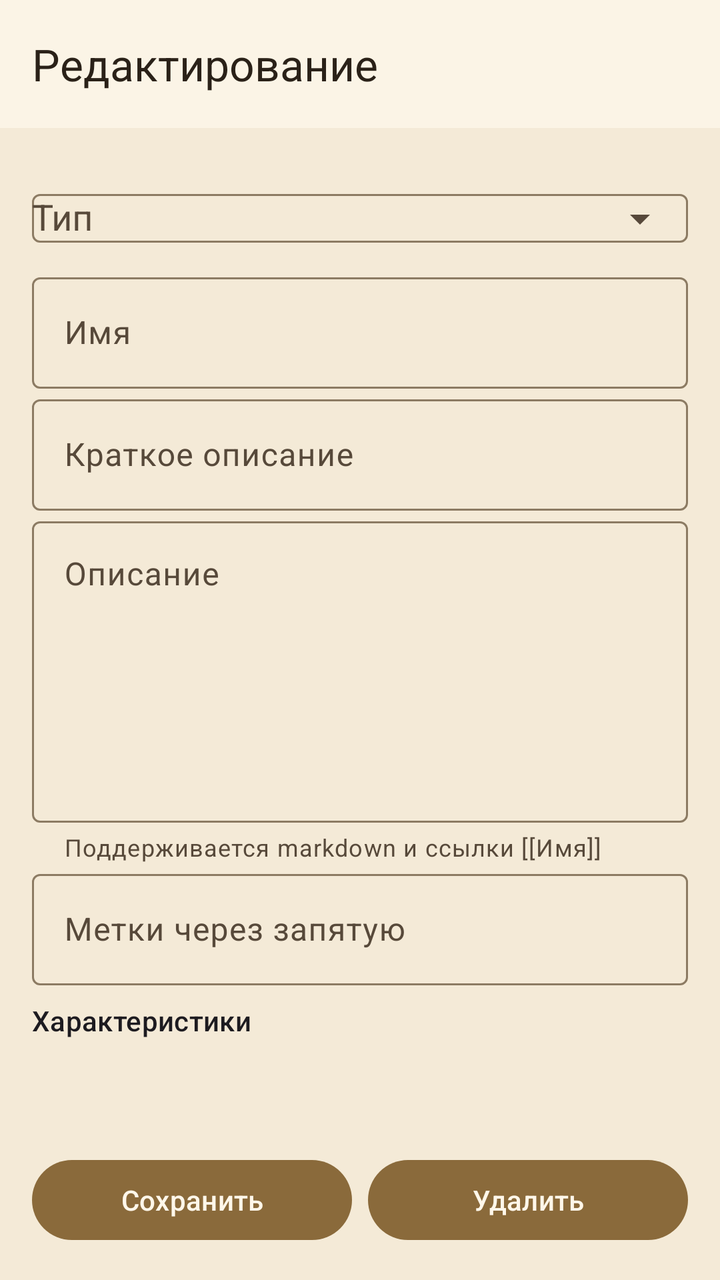
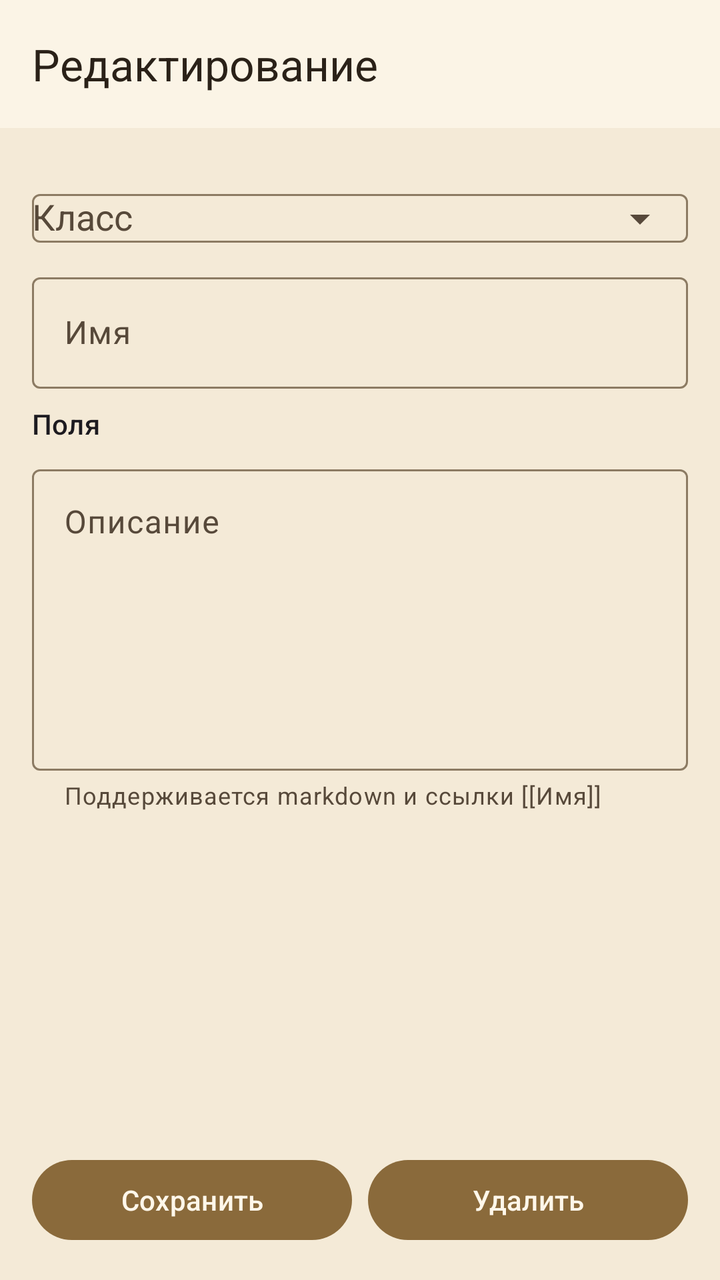

Screens rendered from an Android XML layout before and after an edit, with the pre-edit source and the edit as a unified diff.
<!-- AndroidManifest.xml: application theme Theme.DnDMemory -->
<!-- res/layout/activity_entity_edit.xml -->
<?xml version="1.0" encoding="utf-8"?>
<LinearLayout xmlns:android="http://schemas.android.com/apk/res/android"
    xmlns:app="http://schemas.android.com/apk/res-auto"
    android:layout_width="match_parent"
    android:layout_height="match_parent"
    android:orientation="vertical">

    <com.google.android.material.appbar.MaterialToolbar
        style="@style/Widget.DnDMemory.Toolbar"
        android:id="@+id/entity_edit_toolbar"
        android:layout_width="match_parent"
        android:layout_height="?attr/actionBarSize"
        app:title="@string/entity_edit_title_edit" />

    <androidx.core.widget.NestedScrollView
        android:layout_width="match_parent"
        android:layout_height="0dp"
        android:layout_weight="1">

        <LinearLayout
            android:layout_width="match_parent"
            android:layout_height="wrap_content"
            android:orientation="vertical"
            android:padding="16dp">

            <com.google.android.material.textfield.TextInputLayout
                android:layout_width="match_parent"
                android:layout_height="wrap_content"
                android:hint="@string/entity_edit_type"
                app:endIconMode="dropdown_menu">

                <com.google.android.material.textfield.MaterialAutoCompleteTextView
                    android:id="@+id/entity_edit_type"
                    android:layout_width="match_parent"
                    android:layout_height="wrap_content"
                    android:inputType="none" />
            </com.google.android.material.textfield.TextInputLayout>

            <com.google.android.material.textfield.TextInputLayout
                android:layout_width="match_parent"
                android:layout_height="wrap_content"
                android:hint="@string/entity_edit_name">

                <com.google.android.material.textfield.TextInputEditText
                    android:id="@+id/entity_edit_name_input"
                    android:layout_width="match_parent"
                    android:layout_height="wrap_content"
                    android:inputType="textCapSentences"
                    android:maxLines="1" />
            </com.google.android.material.textfield.TextInputLayout>

            <com.google.android.material.textfield.TextInputLayout
                android:layout_width="match_parent"
                android:layout_height="wrap_content"
                android:hint="@string/entity_edit_summary">

                <com.google.android.material.textfield.TextInputEditText
                    android:id="@+id/entity_edit_summary_input"
                    android:layout_width="match_parent"
                    android:layout_height="wrap_content"
                    android:inputType="textCapSentences"
                    android:maxLines="2" />
            </com.google.android.material.textfield.TextInputLayout>

            <com.google.android.material.textfield.TextInputLayout
                android:layout_width="match_parent"
                android:layout_height="wrap_content"
                android:hint="@string/entity_edit_description"
                app:helperText="@string/entity_edit_description_hint">

                <com.google.android.material.textfield.TextInputEditText
                    android:id="@+id/entity_edit_description_input"
                    android:layout_width="match_parent"
                    android:layout_height="wrap_content"
                    android:gravity="top"
                    android:inputType="textMultiLine"
                    android:minLines="6" />
            </com.google.android.material.textfield.TextInputLayout>

            <com.google.android.material.textfield.TextInputLayout
                android:layout_width="match_parent"
                android:layout_height="wrap_content"
                android:hint="@string/entity_edit_tags">

                <com.google.android.material.textfield.TextInputEditText
                    android:id="@+id/entity_edit_tags_input"
                    android:layout_width="match_parent"
                    android:layout_height="wrap_content"
                    android:inputType="text"
                    android:maxLines="1" />
            </com.google.android.material.textfield.TextInputLayout>

            <TextView
                android:layout_width="match_parent"
                android:layout_height="wrap_content"
                android:layout_marginTop="8dp"
                android:text="@string/entity_detail_attrs"
                android:textAppearance="?attr/textAppearanceTitleSmall" />

            <LinearLayout
                android:id="@+id/entity_edit_attrs"
                android:layout_width="match_parent"
                android:layout_height="wrap_content"
                android:orientation="vertical" />
        </LinearLayout>
    </androidx.core.widget.NestedScrollView>

    <LinearLayout
        android:layout_width="match_parent"
        android:layout_height="wrap_content"
        android:orientation="horizontal"
        android:padding="16dp">

        <com.google.android.material.button.MaterialButton
            android:id="@+id/entity_edit_save"
            android:layout_width="0dp"
            android:layout_height="wrap_content"
            android:layout_weight="1"
            android:text="@string/action_save" />

        <com.google.android.material.button.MaterialButton
            android:id="@+id/entity_edit_delete"
            android:layout_width="0dp"
            android:layout_height="wrap_content"
            android:layout_weight="1"
            android:layout_marginStart="8dp"
            android:text="@string/action_delete" />
    </LinearLayout>

    <ProgressBar
        android:id="@+id/entity_edit_progress"
        android:layout_width="wrap_content"
        android:layout_height="wrap_content"
        android:layout_gravity="center_horizontal"
        android:visibility="gone" />
</LinearLayout>
<!-- resources referenced by this layout -->
<resources>
  <string name="action_delete">Удалить</string>
  <string name="action_save">Сохранить</string>
  <string name="entity_detail_attrs">Характеристики</string>
  <string name="entity_edit_description">Описание</string>
  <string name="entity_edit_description_hint">Поддерживается markdown и ссылки [[Имя]]</string>
  <string name="entity_edit_name">Имя</string>
  <string name="entity_edit_summary">Краткое описание</string>
  <string name="entity_edit_tags">Метки через запятую</string>
  <string name="entity_edit_title_edit">Редактирование</string>
  <string name="entity_edit_type">Тип</string>
  <style name="Widget.DnDMemory.Toolbar" parent="Widget.Material3.Toolbar">
          <item name="android:background">?attr/colorSurface</item>
          <item name="titleTextColor">?attr/colorOnSurface</item>
      </style>
  <style name="Theme.DnDMemory" parent="Theme.Material3.DayNight.NoActionBar">
          <item name="colorPrimary">@color/colorPrimary</item>
          <item name="colorPrimaryDark">@color/colorPrimaryDark</item>
          <item name="colorOnPrimary">@color/colorOnPrimary</item>
          <item name="colorPrimaryContainer">@color/colorPrimaryContainer</item>
          <item name="colorOnPrimaryContainer">@color/colorOnPrimaryContainer</item>
          <item name="colorSecondary">@color/colorSecondary</item>
          <item name="colorOnSecondary">@color/colorOnSecondary</item>
          <item name="colorSurface">@color/colorSurface</item>
          <item name="colorOnSurface">@color/colorOnSurface</item>
          <item name="colorSurfaceVariant">@color/colorSurfaceVariant</item>
          <item name="colorOnSurfaceVariant">@color/colorOnSurfaceVariant</item>
          <item name="android:colorBackground">@color/colorBackground</item>
          <item name="colorOnBackground">@color/colorOnBackground</item>
          <item name="colorError">@color/colorError</item>
          <item name="colorOnError">@color/colorOnError</item>
          <item name="colorOutline">@color/colorOutline</item>
          <item name="android:statusBarColor">@color/colorPrimaryDark</item>
          <item name="android:navigationBarColor">@color/colorBackground</item>
          <item name="android:windowBackground">@color/colorBackground</item>
      </style>
  <color name="colorPrimary">#8A6A3B</color>
  <color name="colorPrimaryDark">#5E4525</color>
  <color name="colorOnPrimary">#FFF7EA</color>
  <color name="colorPrimaryContainer">#EBDCC2</color>
  <color name="colorOnPrimaryContainer">#3A2A14</color>
  <color name="colorSecondary">#B98B2E</color>
  <color name="colorOnSecondary">#FFF8EA</color>
  <color name="colorSurface">#FBF4E6</color>
  <color name="colorOnSurface">#2A2118</color>
  <color name="colorSurfaceVariant">#EEE0C6</color>
  <color name="colorOnSurfaceVariant">#57493A</color>
  <color name="colorBackground">#F4EAD7</color>
  <color name="colorOnBackground">#2A2118</color>
  <color name="colorError">#A3231C</color>
  <color name="colorOnError">#FFFFFF</color>
  <color name="colorOutline">#8C7B63</color>
</resources>

<!-- the commit's change to res/layout/activity_entity_edit.xml (unified diff, before → after) -->
@@ -24,6 +24,7 @@
             android:padding="16dp">
 
             <com.google.android.material.textfield.TextInputLayout
+                android:id="@+id/entity_edit_type_group"
                 android:layout_width="match_parent"
                 android:layout_height="wrap_content"
                 android:hint="@string/entity_edit_type"
@@ -49,22 +50,141 @@
                     android:maxLines="1" />
             </com.google.android.material.textfield.TextInputLayout>
 
-            <com.google.android.material.textfield.TextInputLayout
-                android:layout_width="match_parent"
-                android:layout_height="wrap_content"
-                android:hint="@string/entity_edit_summary">
-
-                <com.google.android.material.textfield.TextInputEditText
-                    android:id="@+id/entity_edit_summary_input"
+            <TextView
+                android:id="@+id/entity_edit_fields_title"
+                android:layout_width="match_parent"
+                android:layout_height="wrap_content"
+                android:layout_marginTop="8dp"
+                android:text="@string/entity_detail_fields"
+                android:textAppearance="?attr/textAppearanceTitleSmall" />
+
+            
+            <com.google.android.material.textfield.TextInputLayout
+                android:id="@+id/entity_edit_race_group"
+                android:layout_width="match_parent"
+                android:layout_height="wrap_content"
+                android:hint="@string/attr_race"
+                android:visibility="gone">
+
+                <com.google.android.material.textfield.TextInputEditText
+                    android:id="@+id/entity_edit_race_input"
+                    android:layout_width="match_parent"
+                    android:layout_height="wrap_content"
+                    android:inputType="textCapSentences"
+                    android:maxLines="1" />
+            </com.google.android.material.textfield.TextInputLayout>
+
+            
+            <com.google.android.material.textfield.TextInputLayout
+                android:id="@+id/entity_edit_klass_group"
+                android:layout_width="match_parent"
+                android:layout_height="wrap_content"
+                android:hint="@string/attr_klass"
+                android:visibility="gone">
+
+                <com.google.android.material.textfield.TextInputEditText
+                    android:id="@+id/entity_edit_klass_input"
+                    android:layout_width="match_parent"
+                    android:layout_height="wrap_content"
+                    android:inputType="textCapSentences"
+                    android:maxLines="1" />
+            </com.google.android.material.textfield.TextInputLayout>
+
+            <com.google.android.material.textfield.TextInputLayout
+                android:id="@+id/entity_edit_player_group"
+                android:layout_width="match_parent"
+                android:layout_height="wrap_content"
+                android:hint="@string/attr_player_name"
+                android:visibility="gone"
+                app:endIconMode="dropdown_menu">
+
+                <com.google.android.material.textfield.MaterialAutoCompleteTextView
+                    android:id="@+id/entity_edit_player"
+                    android:layout_width="match_parent"
+                    android:layout_height="wrap_content"
+                    android:inputType="none" />
+            </com.google.android.material.textfield.TextInputLayout>
+
+            
+            <com.google.android.material.textfield.TextInputLayout
+                android:id="@+id/entity_edit_short_group"
+                android:layout_width="match_parent"
+                android:layout_height="wrap_content"
+                android:hint="@string/attr_short_description"
+                android:visibility="gone">
+
+                <com.google.android.material.textfield.TextInputEditText
+                    android:id="@+id/entity_edit_short_input"
                     android:layout_width="match_parent"
                     android:layout_height="wrap_content"
                     android:inputType="textCapSentences"
                     android:maxLines="2" />
             </com.google.android.material.textfield.TextInputLayout>
 
-            <com.google.android.material.textfield.TextInputLayout
-                android:layout_width="match_parent"
-                android:layout_height="wrap_content"
+            
+            <com.google.android.material.textfield.TextInputLayout
+                android:id="@+id/entity_edit_owner_name_group"
+                android:layout_width="match_parent"
+                android:layout_height="wrap_content"
+                android:hint="@string/entity_owner_name_hint"
+                android:visibility="gone">
+
+                <com.google.android.material.textfield.TextInputEditText
+                    android:id="@+id/entity_edit_owner_name_input"
+                    android:layout_width="match_parent"
+                    android:layout_height="wrap_content"
+                    android:inputType="textCapSentences"
+                    android:maxLines="1" />
+            </com.google.android.material.textfield.TextInputLayout>
+
+            <com.google.android.material.textfield.TextInputLayout
+                android:id="@+id/entity_edit_owner_link_group"
+                android:layout_width="match_parent"
+                android:layout_height="wrap_content"
+                android:hint="@string/entity_owner_link_hint"
+                android:visibility="gone"
+                app:endIconMode="dropdown_menu">
+
+                <com.google.android.material.textfield.MaterialAutoCompleteTextView
+                    android:id="@+id/entity_edit_owner_link"
+                    android:layout_width="match_parent"
+                    android:layout_height="wrap_content"
+                    android:inputType="none" />
+            </com.google.android.material.textfield.TextInputLayout>
+
+            
+            <LinearLayout
+                android:id="@+id/entity_edit_items_group"
+                android:layout_width="match_parent"
+                android:layout_height="wrap_content"
+                android:orientation="vertical"
+                android:visibility="gone">
+
+                <TextView
+                    android:layout_width="match_parent"
+                    android:layout_height="wrap_content"
+                    android:layout_marginTop="8dp"
+                    android:text="@string/attr_items"
+                    android:textAppearance="?attr/textAppearanceTitleSmall" />
+
+                <LinearLayout
+                    android:id="@+id/entity_edit_items"
+                    android:layout_width="match_parent"
+                    android:layout_height="wrap_content"
+                    android:orientation="vertical" />
+
+                <com.google.android.material.button.MaterialButton
+                    android:id="@+id/entity_edit_add_item"
+                    style="?attr/materialButtonOutlinedStyle"
+                    android:layout_width="wrap_content"
+                    android:layout_height="wrap_content"
+                    android:text="@string/entity_item_add" />
+            </LinearLayout>
+
+            <com.google.android.material.textfield.TextInputLayout
+                android:layout_width="match_parent"
+                android:layout_height="wrap_content"
+                android:layout_marginTop="8dp"
                 android:hint="@string/entity_edit_description"
                 app:helperText="@string/entity_edit_description_hint">
 
@@ -76,32 +196,6 @@
                     android:inputType="textMultiLine"
                     android:minLines="6" />
             </com.google.android.material.textfield.TextInputLayout>
-
-            <com.google.android.material.textfield.TextInputLayout
-                android:layout_width="match_parent"
-                android:layout_height="wrap_content"
-                android:hint="@string/entity_edit_tags">
-
-                <com.google.android.material.textfield.TextInputEditText
-                    android:id="@+id/entity_edit_tags_input"
-                    android:layout_width="match_parent"
-                    android:layout_height="wrap_content"
-                    android:inputType="text"
-                    android:maxLines="1" />
-            </com.google.android.material.textfield.TextInputLayout>
-
-            <TextView
-                android:layout_width="match_parent"
-                android:layout_height="wrap_content"
-                android:layout_marginTop="8dp"
-                android:text="@string/entity_detail_attrs"
-                android:textAppearance="?attr/textAppearanceTitleSmall" />
-
-            <LinearLayout
-                android:id="@+id/entity_edit_attrs"
-                android:layout_width="match_parent"
-                android:layout_height="wrap_content"
-                android:orientation="vertical" />
         </LinearLayout>
     </androidx.core.widget.NestedScrollView>
 
<!-- resource entries referenced after the edit -->
@@ -2,14 +2,20 @@
 <resources>
   <string name="action_delete">Удалить</string>
   <string name="action_save">Сохранить</string>
-  <string name="entity_detail_attrs">Характеристики</string>
+  <string name="attr_items">Предметы</string>
+  <string name="attr_klass">Класс персонажа</string>
+  <string name="attr_player_name">Игрок</string>
+  <string name="attr_race">Раса</string>
+  <string name="attr_short_description">Краткое описание</string>
+  <string name="entity_detail_fields">Поля</string>
   <string name="entity_edit_description">Описание</string>
   <string name="entity_edit_description_hint">Поддерживается markdown и ссылки [[Имя]]</string>
   <string name="entity_edit_name">Имя</string>
-  <string name="entity_edit_summary">Краткое описание</string>
-  <string name="entity_edit_tags">Метки через запятую</string>
   <string name="entity_edit_title_edit">Редактирование</string>
-  <string name="entity_edit_type">Тип</string>
+  <string name="entity_edit_type">Класс</string>
+  <string name="entity_item_add">Добавить предмет</string>
+  <string name="entity_owner_link_hint">Ссылка на героя или персонажа</string>
+  <string name="entity_owner_name_hint">Владелец как написан в мире</string>
   <style name="Widget.DnDMemory.Toolbar" parent="Widget.Material3.Toolbar">
           <item name="android:background">?attr/colorSurface</item>
           <item name="titleTextColor">?attr/colorOnSurface</item>
